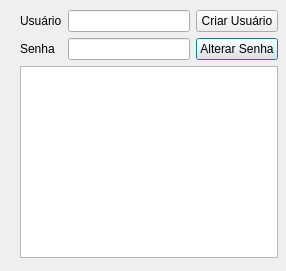
Above: cadastrousuario.ui from brunosr1985/TCC_NayBru before the change. Below: the same form after it.
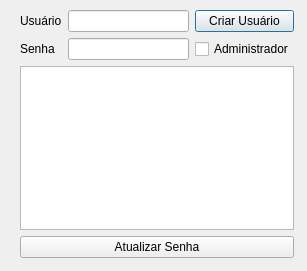
That is the form after the change.

Commit message:
Muitas alterações
Mudanças em Janelas, todas já existem, boa parte já funcional

What changed in the file:
```diff
--- a/cadastrousuario.ui
+++ b/cadastrousuario.ui
@@ -6,33 +6,52 @@
    <rect>
     <x>0</x>
     <y>0</y>
-    <width>286</width>
+    <width>307</width>
     <height>271</height>
    </rect>
   </property>
   <property name="minimumSize">
    <size>
-    <width>286</width>
+    <width>307</width>
     <height>271</height>
    </size>
   </property>
   <property name="windowTitle">
    <string>Dialog</string>
   </property>
-  <widget class="QWidget" name="">
+  <widget class="QWidget" name="layoutWidget">
    <property name="geometry">
     <rect>
      <x>20</x>
      <y>10</y>
-     <width>258</width>
+     <width>274</width>
      <height>248</height>
     </rect>
    </property>
    <layout class="QVBoxLayout" name="verticalLayout">
+    <property name="sizeConstraint">
+     <enum>QLayout::SetNoConstraint</enum>
+    </property>
     <item>
      <layout class="QGridLayout" name="gridLayout">
+      <property name="sizeConstraint">
+       <enum>QLayout::SetNoConstraint</enum>
+      </property>
       <item row="2" column="2">
-       <widget class="QLineEdit" name="lineSenha"/>
+       <widget class="QLineEdit" name="lineSenha">
+        <property name="sizePolicy">
+         <sizepolicy hsizetype="MinimumExpanding" vsizetype="Fixed">
+          <horstretch>0</horstretch>
+          <verstretch>0</verstretch>
+         </sizepolicy>
+        </property>
+        <property name="inputMethodHints">
+         <set>Qt::ImhNoAutoUppercase|Qt::ImhNoPredictiveText|Qt::ImhSensitiveData</set>
+        </property>
+        <property name="echoMode">
+         <enum>QLineEdit::PasswordEchoOnEdit</enum>
+        </property>
+       </widget>
       </item>
       <item row="2" column="0">
        <widget class="QLabel" name="label_2">
@@ -48,13 +67,6 @@
         </property>
        </widget>
       </item>
-      <item row="2" column="3">
-       <widget class="QPushButton" name="botaoSenha">
-        <property name="text">
-         <string>Alterar Senha</string>
-        </property>
-       </widget>
-      </item>
       <item row="0" column="3">
        <widget class="QPushButton" name="botaoNovo">
         <property name="text">
@@ -63,12 +75,49 @@
        </widget>
       </item>
       <item row="0" column="2">
-       <widget class="QLineEdit" name="lineUsuario"/>
+       <widget class="QLineEdit" name="lineUsuario">
+        <property name="inputMethodHints">
+         <set>Qt::ImhLowercaseOnly</set>
+        </property>
+       </widget>
+      </item>
+      <item row="2" column="3">
+       <widget class="QCheckBox" name="checkAdmin">
+        <property name="text">
+         <string>Administrador</string>
+        </property>
+       </widget>
       </item>
      </layout>
     </item>
     <item>
-     <widget class="QTableView" name="tableUsuarios"/>
+     <widget class="QTableView" name="tableUsuarios">
+      <property name="autoFillBackground">
+       <bool>true</bool>
+      </property>
+      <property name="sizeAdjustPolicy">
+       <enum>QAbstractScrollArea::AdjustToContents</enum>
+      </property>
+      <property name="editTriggers">
+       <set>QAbstractItemView::NoEditTriggers</set>
+      </property>
+      <property name="alternatingRowColors">
+       <bool>true</bool>
+      </property>
+      <property name="selectionMode">
+       <enum>QAbstractItemView::NoSelection</enum>
+      </property>
+      <property name="textElideMode">
+       <enum>Qt::ElideMiddle</enum>
+      </property>
+     </widget>
+    </item>
+    <item>
+     <widget class="QPushButton" name="alteraSenha">
+      <property name="text">
+       <string>Atualizar Senha</string>
+      </property>
+     </widget>
     </item>
    </layout>
   </widget>
```
Left out of the diff: 2 changed lines with no effect on the pictures. The commit also changes 39 other files.
